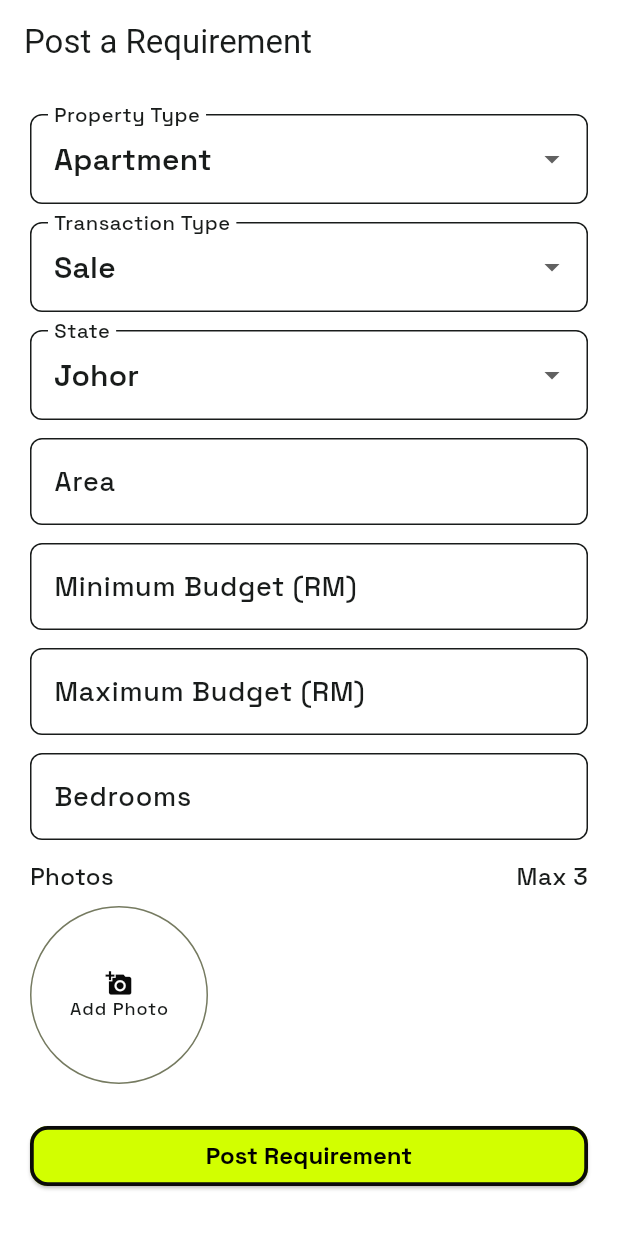
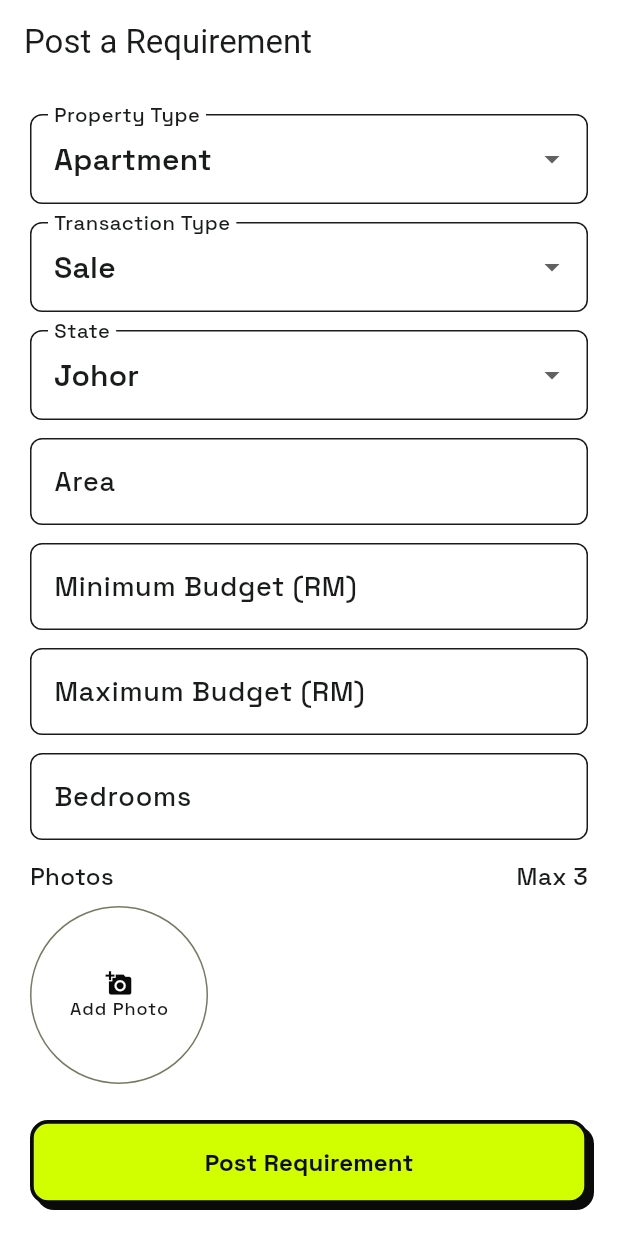
Before and after one commit to vertigo1794/renly, a Flutter app: the PostRequirementScreen screen opened by its route, on a phone screen of 412 x 824 dp. Run offline on Flutter 3.47's test engine with Material 3 defaults, Android fonts, the phone set to English and light mode, and no system bars; our stand-ins replace easy_localization, firebase_core, firebase_messaging, flutter_dotenv, flutter_riverpod, go_router and 4 more; missing offline and left inert: flutter_stripe; accounts and stored records are empty; network calls fail.

Commit message:
feat: restyle PostRequirementScreen submit button with BrutalistButton
Co-Authored-By: Claude Sonnet 5 <noreply@anthropic.com>

```diff
--- a/app/lib/features/requirement/post_requirement_screen.dart
+++ b/app/lib/features/requirement/post_requirement_screen.dart
@@ -8,6 +8,7 @@ import 'package:go_router/go_router.dart';
 import 'package:image_picker/image_picker.dart';
 
 import '../../core/constants/malaysian_states.dart';
+import '../../core/widgets/brutalist_button.dart';
 import '../matching/matching_providers.dart' hide currentNegotiatorIdProvider;
 import 'requirement_providers.dart';
 import '../subscription/subscription_providers.dart' hide currentNegotiatorIdProvider;
@@ -325,9 +326,9 @@ class _PostRequirementScreenState extends ConsumerState<PostRequirementScreen> {
                   Text(_submitError!, style: TextStyle(color: Theme.of(context).colorScheme.error)),
                 ],
                 const SizedBox(height: 24),
-                ElevatedButton(
+                BrutalistButton(
+                  label: 'requirement_post_now'.tr(),
                   onPressed: (_submitting || atCap) ? null : _submit,
-                  child: Text('requirement_post_now'.tr()),
                 ),
               ],
             ),
```
Also changed, not shown: 1 other file.
